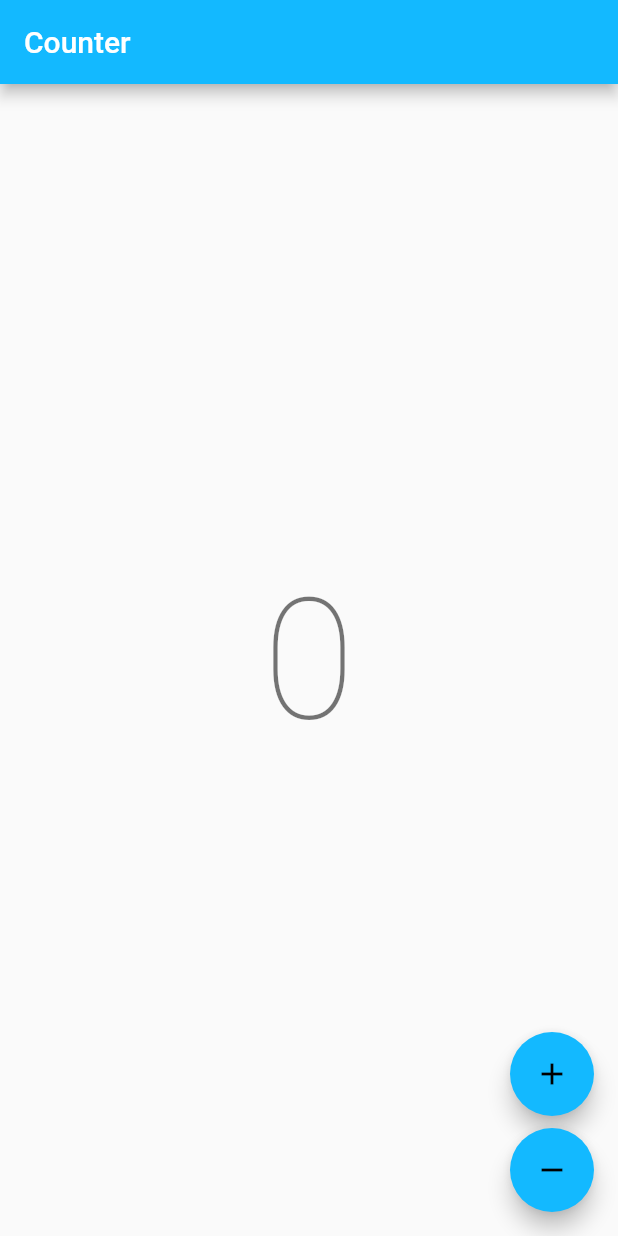
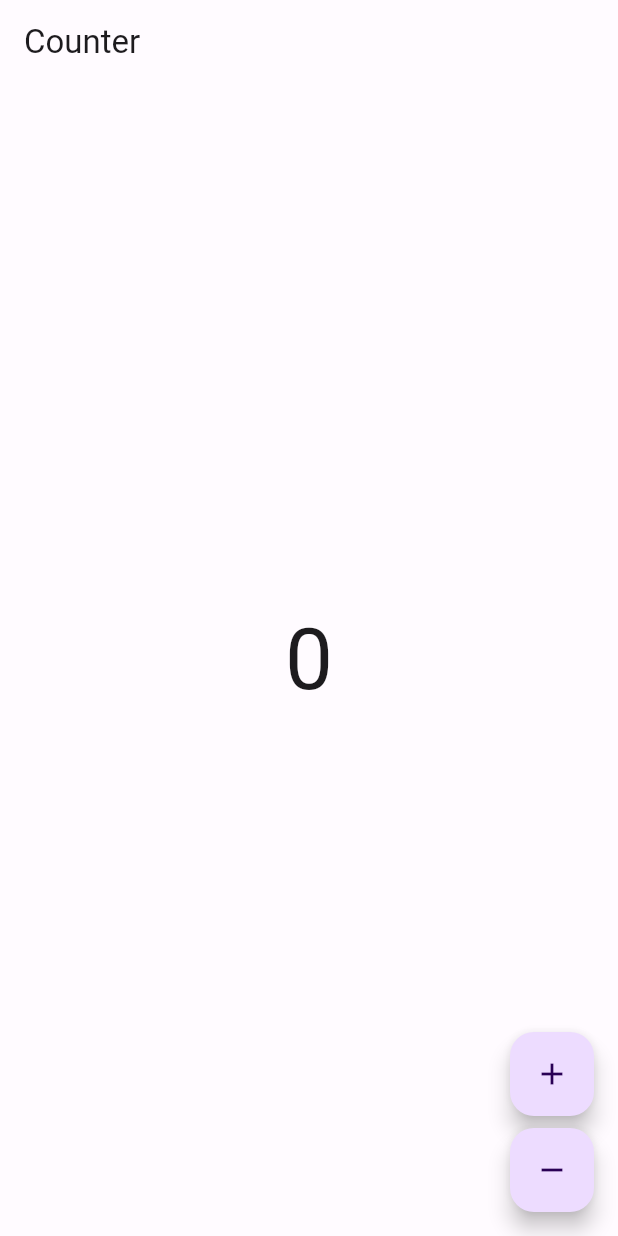
Before and after one commit to Tesam/thrive_shop, a Flutter app: the screen it shows after launch, on a phone screen of 412 x 824 dp. Run offline on Flutter 3.47's test engine with Material 2 defaults, Android fonts, the phone set to English and light mode, and no system bars; our stand-ins replace bloc, cloud_firestore, equatable, firebase_core, flutter_bloc; accounts and stored records are empty; generated files the repository leaves out were written again.

Commit message:
add app theme

```diff
--- a/lib/app/view/app.dart
+++ b/lib/app/view/app.dart
@@ -7,6 +7,7 @@
 
 import 'package:flutter/material.dart';
 import 'package:flutter_localizations/flutter_localizations.dart';
+import 'package:thrive_shop/color_schemes.g.dart';
 import 'package:thrive_shop/counter/counter.dart';
 import 'package:thrive_shop/l10n/l10n.dart';
 
@@ -16,12 +17,8 @@ class App extends StatelessWidget {
   @override
   Widget build(BuildContext context) {
     return MaterialApp(
-      theme: ThemeData(
-        appBarTheme: const AppBarTheme(color: Color(0xFF13B9FF)),
-        colorScheme: ColorScheme.fromSwatch(
-          accentColor: const Color(0xFF13B9FF),
-        ),
-      ),
+      theme: ThemeData(useMaterial3: true, colorScheme: lightColorScheme),
+      darkTheme: ThemeData(useMaterial3: true, colorScheme: darkColorScheme),
       localizationsDelegates: const [
         AppLocalizations.delegate,
         GlobalMaterialLocalizations.delegate,
```
Also changed, not shown: lib/color_schemes.g.dart (added).
